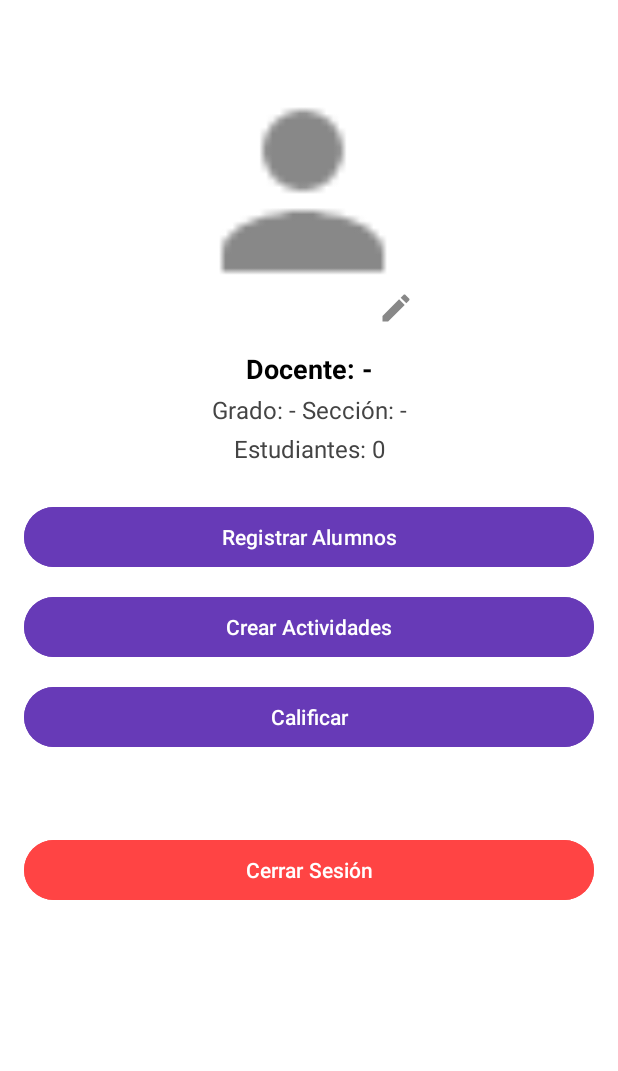
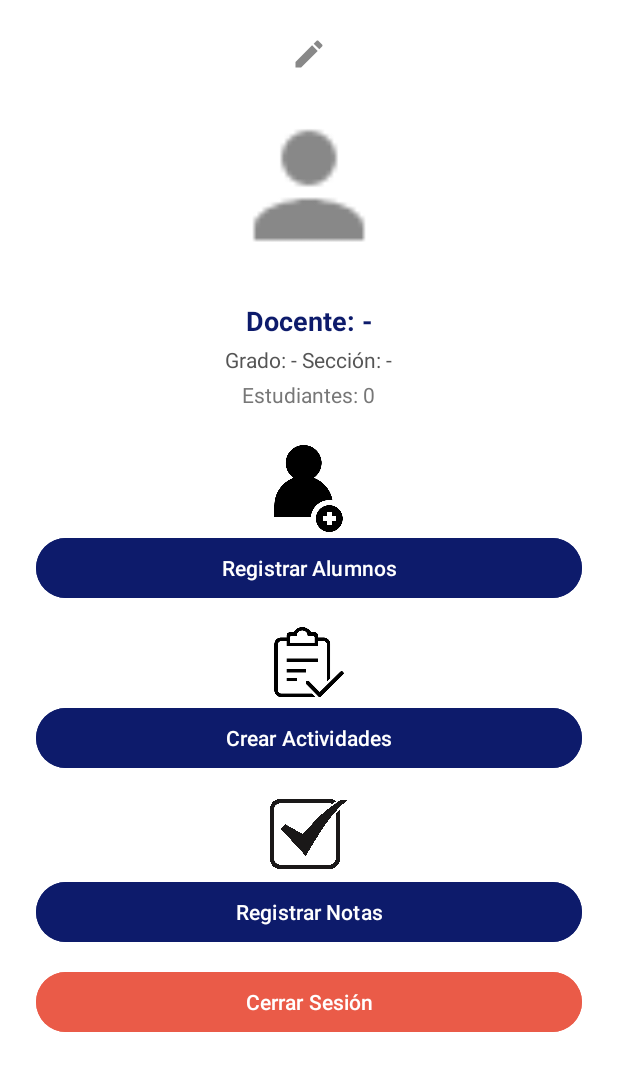
Before and after one commit to Hyground/EDUGTAPP, an Android app: the MenuActivity screen opened directly, with no data from a screen before it, on a phone screen of 412 x 824 dp. Shown: the top 1071 px of the screen. Run offline under Robolectric (Android 15) with nearby library versions, the phone set to English and light mode, and no system bars; pictures from the network do not load.

Commit message:
Diseños chidos Ivan

```diff
--- a/app/src/main/res/layout/activity_menu.xml
+++ b/app/src/main/res/layout/activity_menu.xml
@@ -1,130 +1,122 @@
 <?xml version="1.0" encoding="utf-8"?>
-<androidx.constraintlayout.widget.ConstraintLayout
-    xmlns:android="http://schemas.android.com/apk/res/android"
+<ScrollView xmlns:android="http://schemas.android.com/apk/res/android"
     xmlns:app="http://schemas.android.com/apk/res-auto"
-    android:id="@+id/menuLayout"
     android:layout_width="match_parent"
     android:layout_height="match_parent"
-    android:background="@android:color/white"
-    android:padding="16dp">
+    android:background="#FFFFFF">
 
-    <!-- Foto de perfil -->
+    <LinearLayout
+        android:layout_width="match_parent"
+        android:layout_height="wrap_content"
+        android:orientation="vertical"
+        android:gravity="center_horizontal"
+        android:padding="24dp">
 
-    <!-- Ícono de lápiz sobre la foto -->
-    <ImageView
-        android:id="@+id/imgAvatarDocente"
-        android:layout_width="157dp"
-        android:layout_height="161dp"
-        android:layout_marginTop="44dp"
-        android:background="@drawable/avatar_circle_bg"
-        android:contentDescription="@string/avatar_docente"
-        android:scaleType="centerCrop"
-        android:src="@drawable/ic_user_placeholder"
-        app:layout_constraintEnd_toEndOf="parent"
-        app:layout_constraintHorizontal_bias="0.48"
-        app:layout_constraintStart_toStartOf="parent"
-        app:layout_constraintTop_toTopOf="parent" />
+        <!-- Imagen de perfil -->
 
+        <!-- Icono de edición (superpuesto si deseas, o debajo) -->
         <ImageView
             android:id="@+id/imgEditIcon"
             android:layout_width="24dp"
             android:layout_height="24dp"
             android:src="@drawable/ic_edit"
-        android:contentDescription="@string/editar_foto"
-        app:layout_constraintBottom_toBottomOf="@id/imgAvatarDocente"
-        app:layout_constraintEnd_toEndOf="@id/imgAvatarDocente"
-        android:layout_marginEnd="4dp"
-        android:layout_marginBottom="4dp" />
+            android:contentDescription="Editar foto"
+            android:layout_marginBottom="16dp" />
 
         <!-- Nombre del docente -->
+
+        <ImageView
+            android:id="@+id/imgAvatarDocente"
+            android:layout_width="109dp"
+            android:layout_height="137dp"
+            app:srcCompat="@drawable/perfil" />
+
         <TextView
             android:id="@+id/tvNombreDocente"
             android:layout_width="wrap_content"
             android:layout_height="wrap_content"
-        android:text="@string/avatar_docente"
+            android:text="Nombre del Docente"
             android:textSize="18sp"
             android:textStyle="bold"
-        android:textColor="#000000"
-        app:layout_constraintTop_toBottomOf="@id/imgAvatarDocente"
-        app:layout_constraintStart_toStartOf="parent"
-        app:layout_constraintEnd_toEndOf="parent"
-        android:layout_marginTop="12dp"/>
+            android:textColor="#0D1B6B"
+            android:layout_marginBottom="4dp" />
 
-    <!-- Grado y sección -->
+        <!-- Grado y Sección -->
         <TextView
             android:id="@+id/tvGradoSeccion"
             android:layout_width="wrap_content"
             android:layout_height="wrap_content"
             android:text="Grado - Sección"
-        android:textColor="#444444"
-        android:textSize="16sp"
-        app:layout_constraintTop_toBottomOf="@id/tvNombreDocente"
-        app:layout_constraintStart_toStartOf="parent"
-        app:layout_constraintEnd_toEndOf="parent"
-        android:layout_marginTop="4dp"/>
+            android:textColor="#555555"
+            android:layout_marginBottom="4dp" />
 
         <!-- Cantidad de estudiantes -->
         <TextView
             android:id="@+id/tvCantidadEstudiantes"
             android:layout_width="wrap_content"
             android:layout_height="wrap_content"
-        android:text="Estudiantes: -"
-        android:textColor="#444444"
-        android:textSize="16sp"
-        app:layout_constraintTop_toBottomOf="@id/tvGradoSeccion"
-        app:layout_constraintStart_toStartOf="parent"
-        app:layout_constraintEnd_toEndOf="parent"
-        android:layout_marginTop="4dp"/>
+            android:text="Estudiantes: 0"
+            android:textColor="#777777"
+            android:layout_marginBottom="24dp" />
 
-    <!-- Botones -->
+        <!-- Botón: Registrar alumnos -->
+
+        <ImageView
+            android:id="@+id/imageView5"
+            android:layout_width="59dp"
+            android:layout_height="58dp"
+            app:srcCompat="@drawable/reg_alumnos" />
+
         <Button
             android:id="@+id/btnRegistrarAlumnos"
-        android:layout_width="0dp"
+            android:layout_width="match_parent"
             android:layout_height="wrap_content"
             android:text="Registrar Alumnos"
-        android:backgroundTint="#673AB7"
-        android:textColor="@android:color/white"
-        android:layout_marginTop="24dp"
-        app:layout_constraintTop_toBottomOf="@id/tvCantidadEstudiantes"
-        app:layout_constraintStart_toStartOf="parent"
-        app:layout_constraintEnd_toEndOf="parent" />
+            android:textColor="#FFFFFF"
+            android:backgroundTint="#0D1B6B"
+            android:layout_marginBottom="12dp" />
+
+        <!-- Botón: Crear actividades -->
+        <ImageView
+            android:id="@+id/reg_actividades"
+            android:layout_width="56dp"
+            android:layout_height="53dp"
+            app:srcCompat="@drawable/reg_actividades" />
 
         <Button
             android:id="@+id/btnCrearActividades"
-        android:layout_width="0dp"
+            android:layout_width="match_parent"
             android:layout_height="wrap_content"
             android:text="Crear Actividades"
-        android:backgroundTint="#673AB7"
-        android:textColor="@android:color/white"
-        android:layout_marginTop="12dp"
-        app:layout_constraintTop_toBottomOf="@id/btnRegistrarAlumnos"
-        app:layout_constraintStart_toStartOf="parent"
-        app:layout_constraintEnd_toEndOf="parent" />
+            android:textColor="#FFFFFF"
+            android:backgroundTint="#0D1B6B"
+            android:layout_marginBottom="12dp" />
+
+        <!-- Botón: Registrar notas -->
+
+        <ImageView
+            android:id="@+id/imageView7"
+            android:layout_width="52dp"
+            android:layout_height="56dp"
+            app:srcCompat="@drawable/img_2" />
 
         <Button
             android:id="@+id/btnRegistrarNotas"
-        android:layout_width="0dp"
+            android:layout_width="match_parent"
             android:layout_height="wrap_content"
-        android:text="Calificar"
-        android:backgroundTint="#673AB7"
-        android:textColor="@android:color/white"
-        android:layout_marginTop="12dp"
-        app:layout_constraintTop_toBottomOf="@id/btnCrearActividades"
-        app:layout_constraintStart_toStartOf="parent"
-        app:layout_constraintEnd_toEndOf="parent" />
+            android:text="Registrar Notas"
+            android:textColor="#FFFFFF"
+            android:backgroundTint="#0D1B6B"
+            android:layout_marginBottom="12dp" />
 
+        <!-- Botón: Cerrar sesión -->
         <Button
             android:id="@+id/btnCerrarSesion"
-        android:layout_width="0dp"
+            android:layout_width="match_parent"
             android:layout_height="wrap_content"
-        android:layout_marginTop="24dp"
-        android:backgroundTint="@android:color/holo_red_light"
             android:text="Cerrar Sesión"
-        android:textColor="@android:color/white"
-        app:layout_constraintBottom_toBottomOf="parent"
-        app:layout_constraintEnd_toEndOf="parent"
-        app:layout_constraintHorizontal_bias="0.0"
-        app:layout_constraintStart_toStartOf="parent"
-        app:layout_constraintTop_toBottomOf="@id/btnRegistrarNotas"
-        app:layout_constraintVertical_bias="0.127" />
-</androidx.constraintlayout.widget.ConstraintLayout>
+            android:textColor="#FFFFFF"
+            android:backgroundTint="#EA5B48" />
+
+    </LinearLayout>
+</ScrollView>
```
Also changed, not shown: app/src/main/java/com/example/edugtapp/MainActivity.kt (+24 -17 lines), app/src/main/res/layout/activity_main.xml (+48 -38 lines), app/src/main/res/drawable/img_2.png (added), app/src/main/res/drawable/perfil.png (added), app/src/main/res/drawable/reg_actividades.png (added), app/src/main/res/drawable/reg_alumnos.png (added), app/src/main/res/drawable/reg_notas.png (added), 1 other file. Lines whose indentation alone changed are shown as unchanged.
